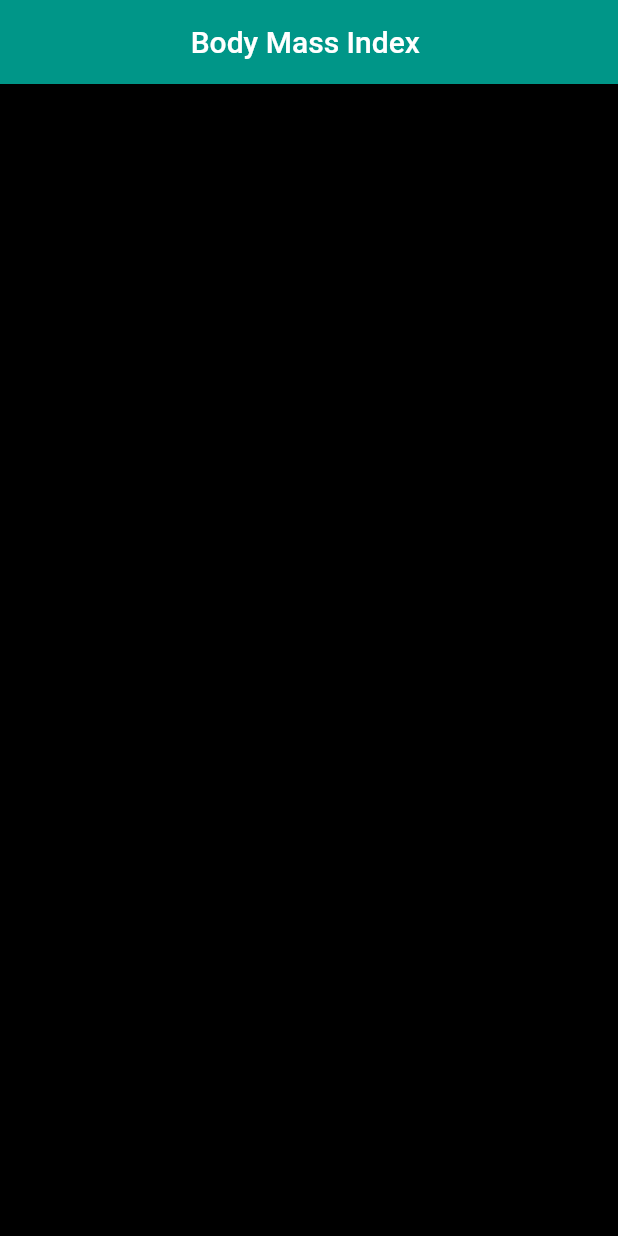
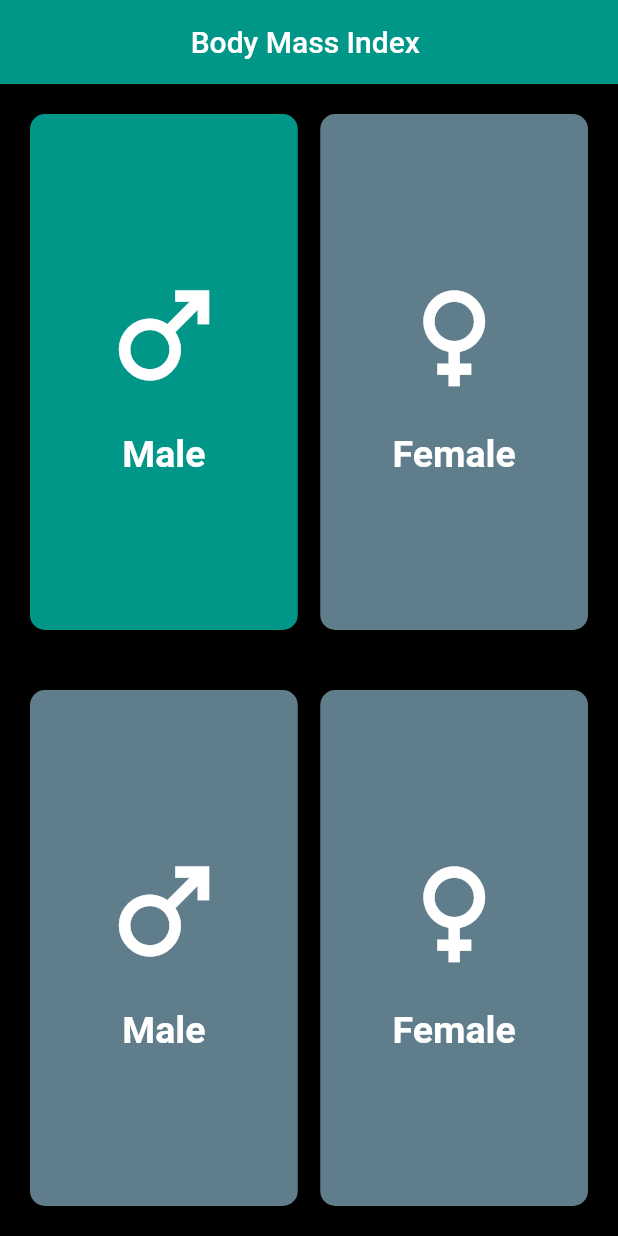
Before and after one commit to AhmadAlDweik/bmi_app, a Flutter app: the screen it shows after launch, on a phone screen of 412 x 824 dp. Run offline on Flutter 3.47's test engine with Material 2 defaults, Android fonts, the phone set to English and light mode, and no system bars.

Commit message:
5/11/2022

```diff
--- a/lib/home_screen.dart
+++ b/lib/home_screen.dart
@@ -8,6 +8,11 @@ class MyHomePage extends StatefulWidget {
 }
 
 class _MyHomePageState extends State<MyHomePage> {
+  bool isMale = true;
+  double heightVal = 170;
+  int weight = 50;
+  int age = 25;
+
   @override
   Widget build(BuildContext context) {
     return Scaffold(
@@ -16,14 +21,90 @@ class _MyHomePageState extends State<MyHomePage> {
           centerTitle: true,
         ),
         body: SafeArea(
-          child: Center(
-              child: Column(
-                  mainAxisAlignment: MainAxisAlignment.center,
-                  children: const [
-                Text(
-                  'You have pushed the button this many times:',
+          child: Column(
+            mainAxisAlignment: MainAxisAlignment.center,
+            children: [
+              Expanded(
+                child: Padding(
+                  padding: const EdgeInsets.all(20),
+                  child: Row(
+                    children: [
+                      GenderCart(context, 'male'),
+                      const SizedBox(
+                        width: 15,
+                      ),
+                      GenderCart(context, 'female'),
+                    ],
+                  ),
                 ),
-              ])),
+              ),
+              Expanded(
+                child: Padding(
+                  padding: const EdgeInsets.all(20),
+                  child: Row(
+                    children: [
+                      ageWeightCart(context, 'male'),
+                      const SizedBox(
+                        width: 15,
+                      ),
+                      ageWeightCart(context, 'female'),
+                    ],
+                  ),
+                ),
+              ),
+            ],
+          ),
         ));
   }
+
+  Expanded GenderCart(BuildContext context, String type) {
+    return Expanded(
+      child: GestureDetector(
+        onTap: () {
+          setState(() {
+            type == 'male' ? isMale = true : isMale = false;
+          });
+        },
+        child: Container(
+          decoration: BoxDecoration(
+              color: (isMale && type == "male") || (!isMale && type == "female")
+                  ? Colors.teal
+                  : Colors.blueGrey,
+              borderRadius: BorderRadius.circular(10)),
+          child: Column(mainAxisAlignment: MainAxisAlignment.center, children: [
+            Icon(type == 'male' ? Icons.male : Icons.female),
+            const SizedBox(
+              height: 20,
+            ),
+            Text(
+              type == 'male' ? 'Male' : "Female",
+              style: Theme.of(context).textTheme.headline2,
+            )
+          ]),
+        ),
+      ),
+    );
+  }
+
+  Expanded ageWeightCart(BuildContext context, String type) {
+    return Expanded(
+      child: Container(
+        decoration: BoxDecoration(
+            color: Colors.blueGrey, borderRadius: BorderRadius.circular(10)),
+        child: Column(
+          mainAxisAlignment: MainAxisAlignment.center,
+          children: [
+            Icon(type == 'male' ? Icons.male : Icons.female),
+            const SizedBox(
+              height: 20,
+            ),
+            Text(
+              type == 'male' ? 'Male' : "Female",
+              style: Theme.of(context).textTheme.headline2,
+            )
+          ],
+        ),
+      ),
+    );
+  }
 }
--- a/lib/main.dart
+++ b/lib/main.dart
@@ -1,5 +1,4 @@
 import 'package:flutter/material.dart';
-
 import 'home_screen.dart';
 
 void main() => runApp(const MyApp());
@@ -15,6 +14,7 @@ class MyApp extends StatelessWidget {
       theme: ThemeData(
         primarySwatch: Colors.teal,
         canvasColor: Colors.black,
+        iconTheme: const IconThemeData(color: Colors.white,size: 90),
         textTheme: const TextTheme(
           headline2: TextStyle(
             fontSize: 25,
```
